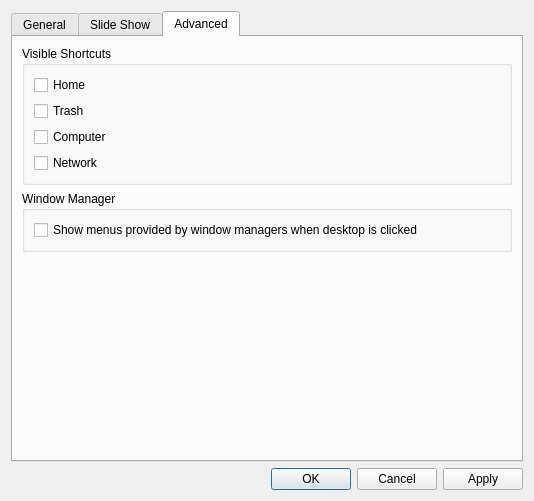
Above: pcmanfm/desktop-preferences.ui from lxqt/pcmanfm-qt before the change. Below: the same form after it.
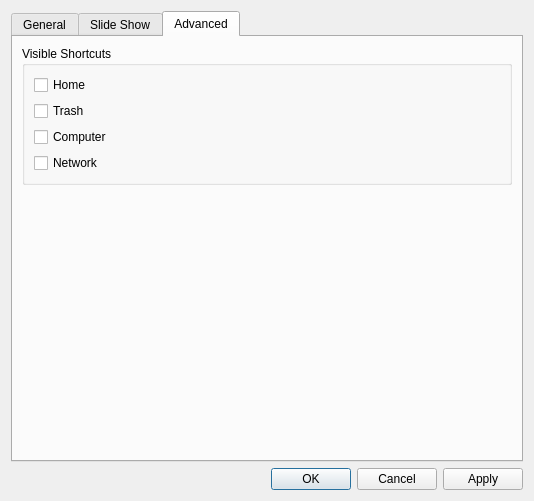
That is the form after the change. The open tabs and pages were chosen to show the change. Icons and pictures are not drawn. Custom widgets are drawn as their Qt base class.

Commit message:
Removed WM menu from desktop
Because:
(1) Only some X11 WMs have desktop context menus, while LXQt is WM-agnostic;
(2) It hid our FM desktop context menu; and
(3) X11 codes should be kept only when really useful because they are an obstacle to preparing for Wayland.

NOTE: "Advanced" is preserved for the tab name because an extra item is added to it outside LXQt.

Closes https://github.com/lxqt/pcmanfm-qt/issues/931

```diff
--- a/pcmanfm/desktop-preferences.ui
+++ b/pcmanfm/desktop-preferences.ui
@@ -506,22 +506,6 @@
          </layout>
         </widget>
        </item>
-       <item>
-        <widget class="QGroupBox" name="groupBox_4">
-         <property name="title">
-          <string>Window Manager</string>
-         </property>
-         <layout class="QHBoxLayout" name="horizontalLayout_3">
-          <item>
-           <widget class="QCheckBox" name="showWmMenu">
-            <property name="text">
-             <string>Show menus provided by window managers when desktop is clicked</string>
-            </property>
-           </widget>
-          </item>
-         </layout>
-        </widget>
-       </item>
        <item>
         <spacer name="verticalSpacer">
          <property name="orientation">
```
The commit also changes 5 other files.
